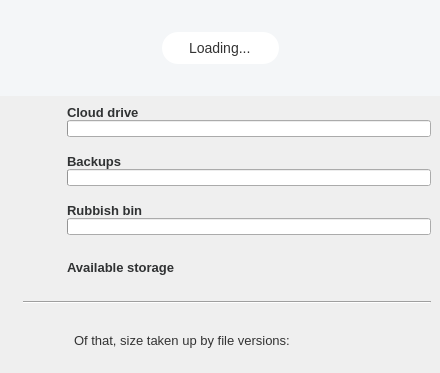
Old version of the form src/MEGASync/gui/linux/AccountDetailsDialog.ui in the repository meganz/MEGAsync.
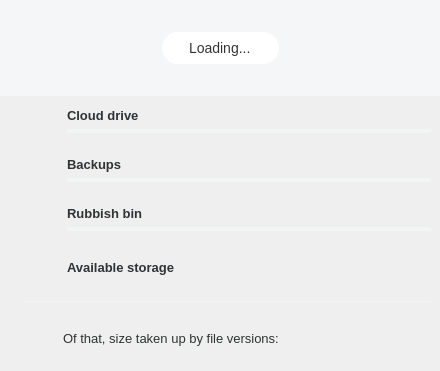
New version of the form. Icons and pictures are not drawn. Custom widgets are drawn as their Qt base class.

Commit message: SNC-4648: Added design and tokens.

```diff
--- a/src/MEGASync/gui/linux/AccountDetailsDialog.ui
+++ b/src/MEGASync/gui/linux/AccountDetailsDialog.ui
@@ -31,6 +31,30 @@
 /*ColorTokenIcon;Button;bVersionIcon;normal;off;colorToken.icon-secondary*/
 /*ColorTokenIcon;Button;bVersionIcon;active;off;colorToken.icon-secondary*/
 
+#line
+{
+background-color: #f3f4f4; /*colorToken.surface-2*/
+border-style: none;
+}
+
+QProgressBar
+{
+height: 4px;
+min-height: 4px;
+max-height: 4px;
+border:0px;
+border-radius: 2px;
+background-color: #f3f4f4; /*colorToken.surface-2*/
+margin-bottom: 4px;
+}
+
+QProgressBar::chunk
+{
+background-color: #477EF7; /*colorToken.indicator-indigo*/
+border-radius: 2px;
+border:0px;
+}
+
 #wDetailedUsage QPushButton, #bVersionIcon
 {
 border-style: none;
@@ -137,12 +161,6 @@
     qproperty-iconSize: 24px;
 }
 
-#lVersionIcon
-{
-    qproperty-icon : url(:/images/account_details/versions.png);
-	padding-left:4px;
-}
-
 #lLoading
 {
     border-radius: 16px;
@@ -169,13 +187,6 @@
     min-width:440px;
 }
 
-#lVersions
-{
-    color: #333333;
-    font-size: 13px;
-    padding-left: 8px;
-}
-
 #AccountDetailsDialog[loading=true]  #sHeader
 {
     /* Loading page */
@@ -635,7 +646,7 @@
      <property name="minimumSize">
       <size>
        <width>0</width>
-       <height>97</height>
+       <height>120</height>
       </size>
      </property>
      <property name="maximumSize">
@@ -737,7 +748,7 @@
          <item>
           <layout class="QVBoxLayout" name="verticalLayout">
            <property name="spacing">
-            <number>0</number>
+            <number>4</number>
            </property>
            <item>
             <layout class="QHBoxLayout" name="horizontalLayout_3">
@@ -842,7 +853,7 @@
          <item>
           <layout class="QVBoxLayout" name="verticalLayout_20">
            <property name="spacing">
-            <number>0</number>
+            <number>4</number>
            </property>
            <item>
             <layout class="QHBoxLayout" name="horizontalLayout_30">
@@ -947,7 +958,7 @@
          <item>
           <layout class="QVBoxLayout" name="verticalLayout_3">
            <property name="spacing">
-            <number>0</number>
+            <number>4</number>
            </property>
            <item>
             <layout class="QHBoxLayout" name="horizontalLayout_4">
@@ -1074,6 +1085,18 @@
       </item>
       <item>
        <widget class="Line" name="line">
+        <property name="maximumSize">
+         <size>
+          <width>16777215</width>
+          <height>1</height>
+         </size>
+        </property>
+        <property name="frameShadow">
+         <enum>QFrame::Plain</enum>
+        </property>
+        <property name="lineWidth">
+         <number>1</number>
+        </property>
         <property name="orientation">
          <enum>Qt::Horizontal</enum>
         </property>
```
